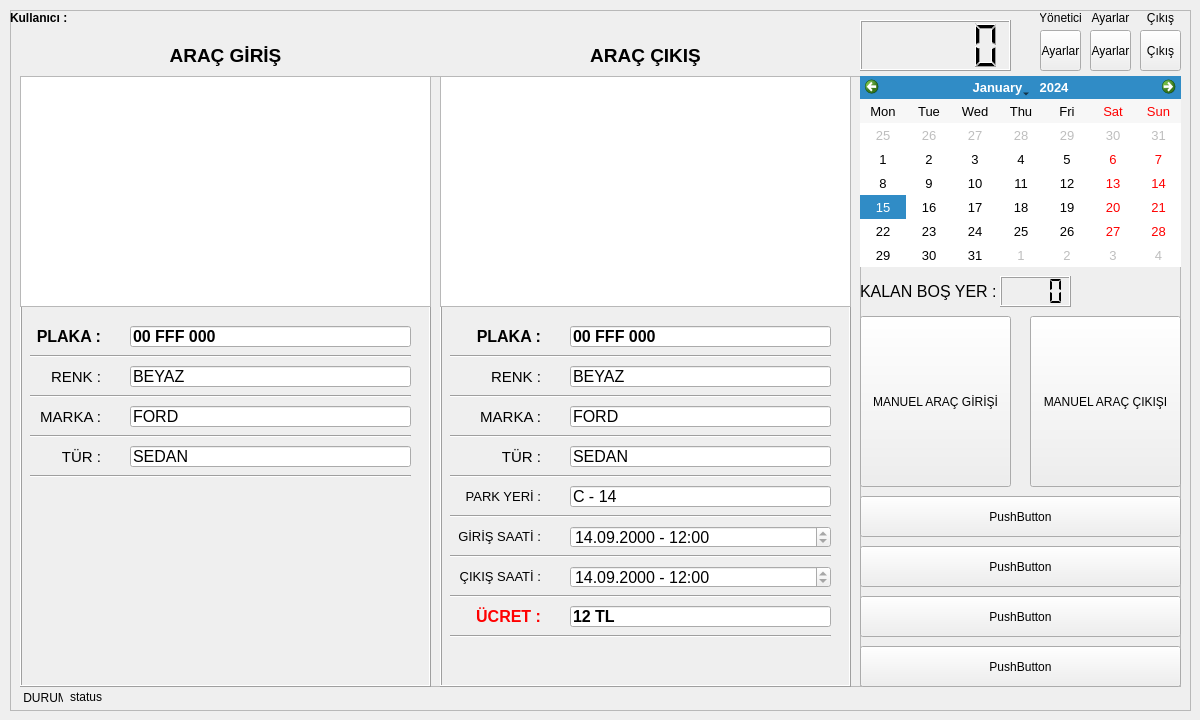
Qt form forms/applicationwindow.ui (ydcpp/ParkingLotManagement) before a commit.
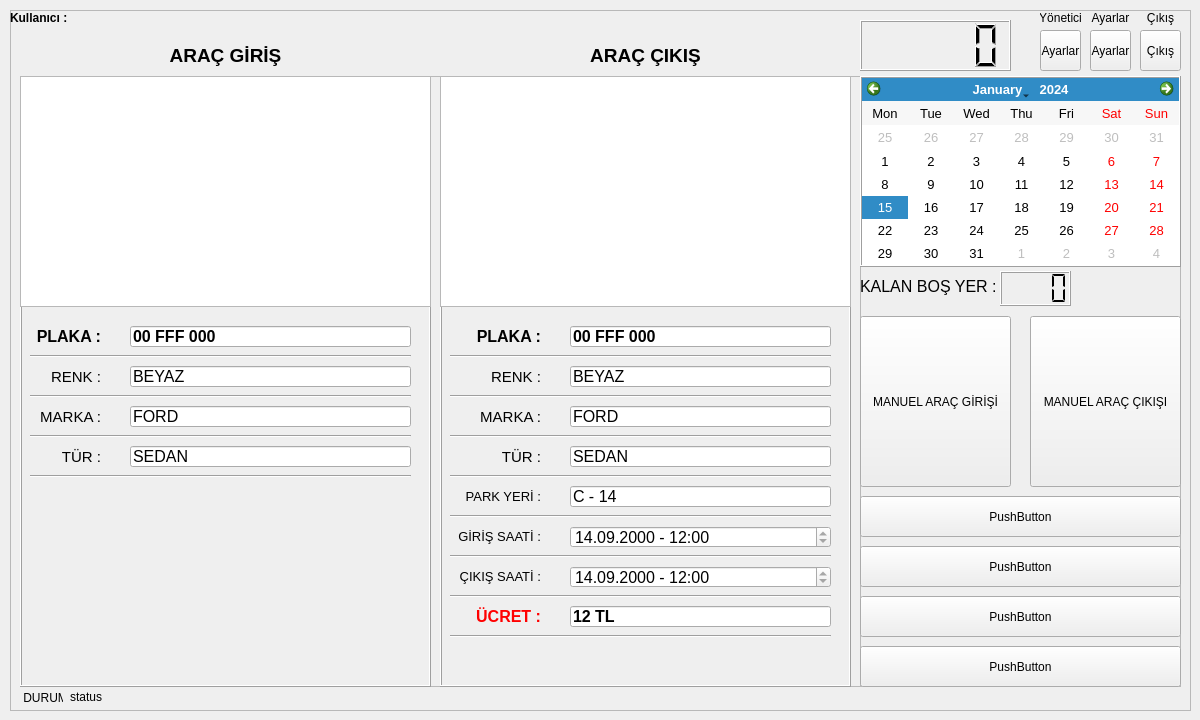
The same form after that commit. Icons and pictures are not drawn.

Diff of the .ui file:
```diff
--- a/forms/applicationwindow.ui
+++ b/forms/applicationwindow.ui
@@ -172,39 +172,6 @@
        <string>PushButton</string>
       </property>
      </widget>
-     <widget class="QCalendarWidget" name="calendarWidget">
-      <property name="geometry">
-       <rect>
-        <x>0</x>
-        <y>0</y>
-        <width>321</width>
-        <height>191</height>
-       </rect>
-      </property>
-      <property name="font">
-       <font>
-        <pointsize>10</pointsize>
-        <weight>50</weight>
-        <bold>false</bold>
-       </font>
-      </property>
-      <property name="minimumDate">
-       <date>
-        <year>2000</year>
-        <month>9</month>
-        <day>14</day>
-       </date>
-      </property>
-      <property name="gridVisible">
-       <bool>false</bool>
-      </property>
-      <property name="verticalHeaderFormat">
-       <enum>QCalendarWidget::NoVerticalHeader</enum>
-      </property>
-      <property name="dateEditEnabled">
-       <bool>false</bool>
-      </property>
-     </widget>
      <widget class="QPushButton" name="pushButton_4">
       <property name="geometry">
        <rect>
@@ -224,7 +191,7 @@
         <x>0</x>
         <y>200</y>
         <width>141</width>
-        <height>31</height>
+        <height>21</height>
        </rect>
       </property>
       <property name="font">
@@ -240,9 +207,9 @@
       <property name="geometry">
        <rect>
         <x>140</x>
-        <y>200</y>
+        <y>195</y>
         <width>71</width>
-        <height>31</height>
+        <height>35</height>
        </rect>
       </property>
       <property name="font">
@@ -260,6 +227,55 @@
        <enum>QLCDNumber::Flat</enum>
       </property>
      </widget>
+     <widget class="QFrame" name="frame">
+      <property name="geometry">
+       <rect>
+        <x>0</x>
+        <y>0</y>
+        <width>321</width>
+        <height>191</height>
+       </rect>
+      </property>
+      <property name="frameShape">
+       <enum>QFrame::Box</enum>
+      </property>
+      <property name="frameShadow">
+       <enum>QFrame::Raised</enum>
+      </property>
+      <widget class="QCalendarWidget" name="calendarWidget">
+       <property name="geometry">
+        <rect>
+         <x>2</x>
+         <y>2</y>
+         <width>317</width>
+         <height>187</height>
+        </rect>
+       </property>
+       <property name="font">
+        <font>
+         <pointsize>10</pointsize>
+         <weight>50</weight>
+         <bold>false</bold>
+        </font>
+       </property>
+       <property name="minimumDate">
+        <date>
+         <year>2000</year>
+         <month>9</month>
+         <day>14</day>
+        </date>
+       </property>
+       <property name="gridVisible">
+        <bool>false</bool>
+       </property>
+       <property name="verticalHeaderFormat">
+        <enum>QCalendarWidget::NoVerticalHeader</enum>
+       </property>
+       <property name="dateEditEnabled">
+        <bool>false</bool>
+       </property>
+      </widget>
+     </widget>
     </widget>
     <widget class="QFrame" name="frame_entry">
      <property name="geometry">
```
